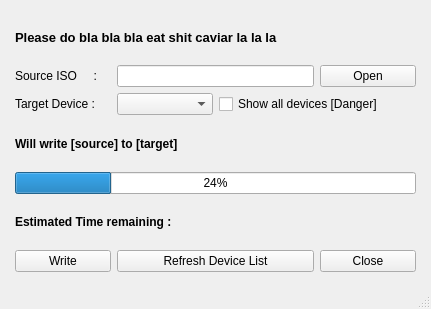
The window that mainwindow.ui (sarim/ppd) describes before a commit, drawn with Qt 5.
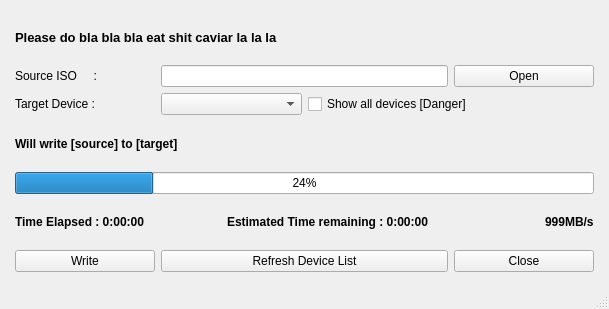
The same window after the commit.

```diff
--- a/mainwindow.ui
+++ b/mainwindow.ui
@@ -74,7 +74,7 @@
        </font>
       </property>
       <property name="text">
-       <string>Estimated Time remaining :</string>
+       <string>Time Elapsed : 0:00:00		Estimated Time remaining : 0:00:00			999MB/s</string>
       </property>
      </widget>
     </item>
```
